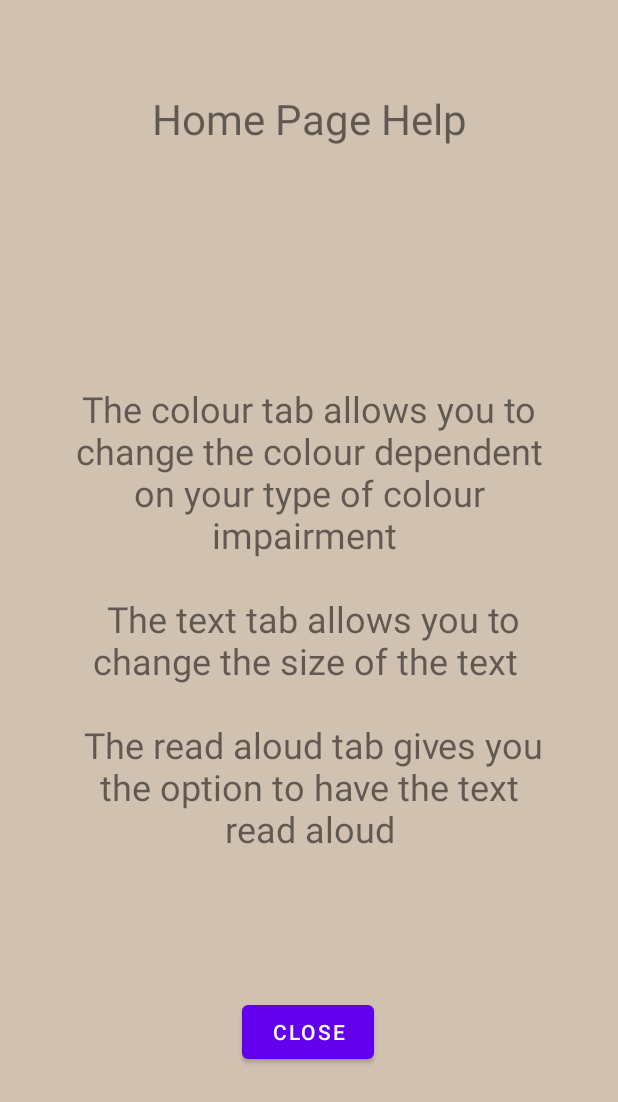
After one commit to AdamBaish/PmtApp, an Android app: the layout popupviewhome.xml on its own in the app's theme, with its tools: preview values and no code run, on a phone screen of 412 x 824 dp. The commit adds this screen. Shown: the top 1102 px of the screen. Run offline under Robolectric (Android 15) with nearby library versions, the phone set to English and light mode, and no system bars.

Commit message:
Finished all the help pages

```diff
--- a/app/src/main/java/com/example/pmtapp/MainActivity.kt
+++ b/app/src/main/java/com/example/pmtapp/MainActivity.kt
@@ -61,5 +61,15 @@ class MainActivity : AppCompatActivity() {
         }else{
             Log.d("TAG", "$filePath/$userName.txt not found")
         }
+
+        val helpButton: ImageButton = findViewById(R.id.helpButtonHome)
+        helpButton.setOnClickListener{
+            setContentView(R.layout.popupviewhome)
+            val closebtn: Button = findViewById(R.id.popup_close_btn_home)
+            closebtn.setOnClickListener{
+                val intent =  Intent(this, MainActivity::class.java).apply{}
+                ContextCompat.startActivity(this, intent, null)
+            }
+        }
     }
 }
--- a/app/src/main/res/layout/activity_main.xml
+++ b/app/src/main/res/layout/activity_main.xml
@@ -75,7 +75,7 @@
         app:layout_constraintTop_toBottomOf="@+id/helpButton" />
 
     <ImageButton
-        android:id="@+id/helpButton"
+        android:id="@+id/helpButtonHome"
         android:layout_width="wrap_content"
         android:layout_height="wrap_content"
         android:layout_marginTop="16dp"
--- /dev/null
+++ b/app/src/main/res/layout/popupviewhome.xml
@@ -0,0 +1,63 @@
+<?xml version="1.0" encoding="utf-8"?>
+<androidx.constraintlayout.widget.ConstraintLayout xmlns:android="http://schemas.android.com/apk/res/android"
+    xmlns:app="http://schemas.android.com/apk/res-auto"
+    xmlns:tools="http://schemas.android.com/tools"
+    android:layout_width="match_parent"
+    android:layout_height="match_parent"
+    android:background="@color/backGround"
+    android:orientation="vertical"
+    android:paddingLeft="40dp"
+    android:paddingTop="60dp"
+    android:paddingRight="40dp"
+    android:paddingBottom="60dp">
+
+
+    <Button
+        android:id="@+id/popup_close_btn_home"
+        android:layout_width="wrap_content"
+        android:layout_height="wrap_content"
+        android:layout_gravity="center"
+        android:layout_marginBottom="52dp"
+        android:text="Close"
+        app:layout_constraintBottom_toBottomOf="parent"
+        app:layout_constraintEnd_toEndOf="parent"
+        app:layout_constraintHorizontal_bias="0.498"
+        app:layout_constraintStart_toStartOf="parent" />
+
+    <View
+        android:id="@+id/popup_view"
+        android:layout_width="match_parent"
+        android:layout_height="match_parent"
+        android:layout_marginBottom="50dp"
+        android:background="@color/backGround"
+        android:paddingBottom="150dp"
+        tools:layout_editor_absoluteX="40dp" />
+
+    <TextView
+        android:id="@+id/textView"
+        android:layout_width="wrap_content"
+        android:layout_height="wrap_content"
+        android:gravity="center"
+        android:text="Home Page Help"
+        android:textSize="28dp"
+        app:layout_constraintEnd_toEndOf="parent"
+        app:layout_constraintStart_toStartOf="parent"
+        app:layout_constraintTop_toTopOf="parent" />
+
+    <TextView
+        app:layout_constraintBottom_toBottomOf="parent"
+        app:layout_constraintEnd_toEndOf="parent"
+        app:layout_constraintHorizontal_bias="0.8"
+        app:layout_constraintStart_toStartOf="parent"
+        app:layout_constraintTop_toTopOf="parent"
+
+        android:layout_width="wrap_content"
+        android:layout_height="wrap_content"
+        android:gravity="center"
+        android:text="The colour tab allows you to change the colour dependent on your type of colour impairment \n \n The text tab allows you to change the size of the text \n \n The read aloud tab gives you the option to have the text read aloud"
+        android:textSize="24sp"
+        tools:layout_editor_absoluteX="16dp"
+        tools:layout_editor_absoluteY="167dp" />
+    >
+
+</androidx.constraintlayout.widget.ConstraintLayout>
```
